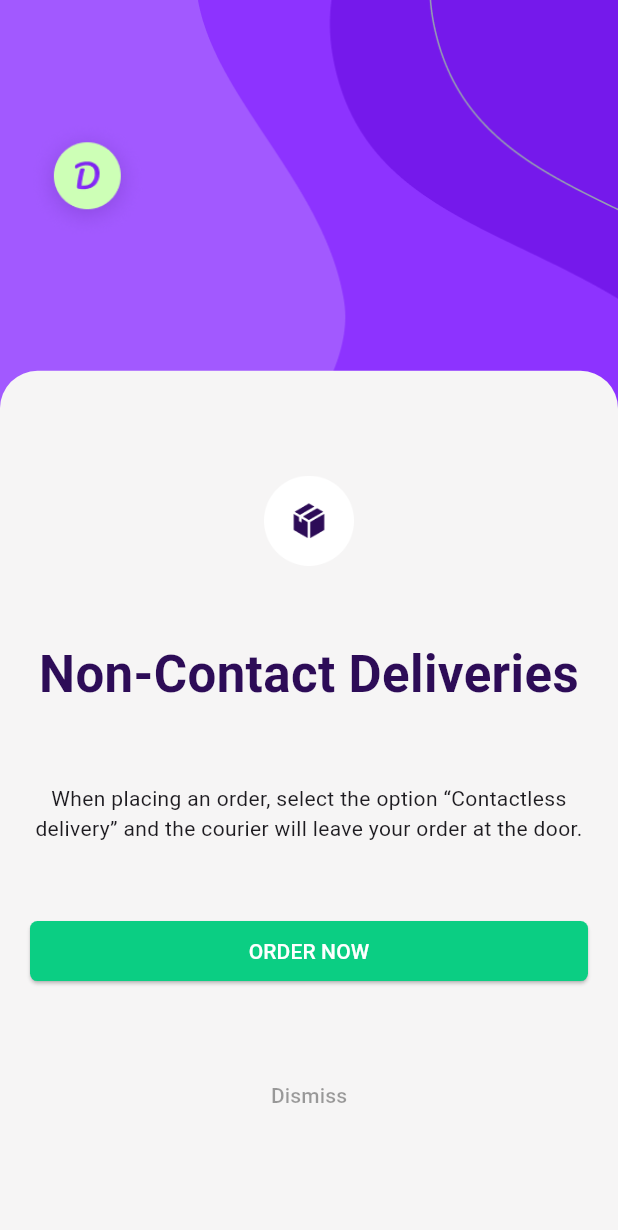
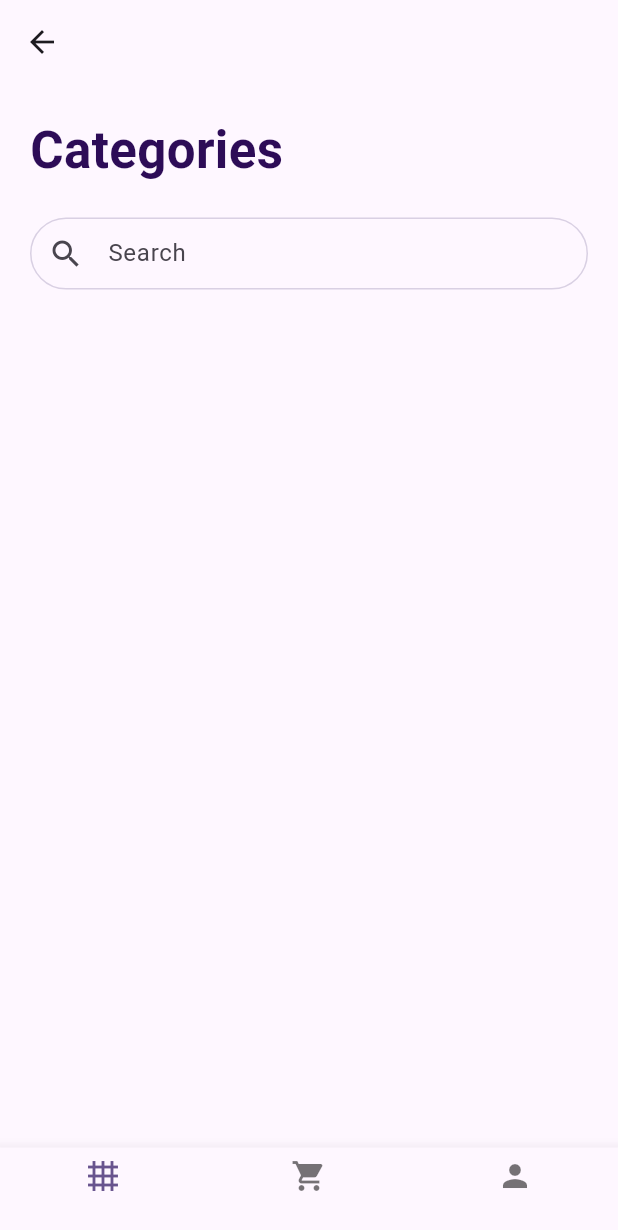
Before and after one commit to anniekiss/Shop_app, a Flutter app: the screen it shows after launch, after a tap on "ORDER NOW", on a phone screen of 412 x 824 dp. Shown: the top 1230 px of the screen. Run offline on Flutter 3.47's test engine with Material 3 defaults, Android fonts, the phone set to English and light mode, and no system bars.

Commit message:
started category screen

```diff
--- /dev/null
+++ b/lib/category.dart
@@ -0,0 +1,84 @@
+import 'package:flutter/material.dart';
+
+class CategoryScreen extends StatefulWidget {
+  const CategoryScreen({super.key});
+
+  @override
+  State<CategoryScreen> createState() => _CategoryScreenState();
+}
+
+class _CategoryScreenState extends State<CategoryScreen> {
+  int _selectedTab = 0;
+
+  _changeTab(index) {
+    setState(() {
+      _selectedTab = index;
+    });
+  }
+
+  final List _pages = [
+    SizedBox(
+      // height: MediaQuery.of(context).size.height,
+      child: Padding(
+        padding: const EdgeInsets.all(20.0),
+        child: Column(
+          crossAxisAlignment: CrossAxisAlignment.start,
+          children: [
+            Text(
+              'Categories',
+              style: TextStyle(
+                  color: Color(0xff2D0C57),
+                  fontSize: 34,
+                  fontWeight: FontWeight.bold),
+            ),
+            SizedBox(
+              height: 20,
+            ),
+            TextField(
+              decoration: InputDecoration(
+                contentPadding: EdgeInsets.all(0),
+                prefixIcon: Icon(Icons.search),
+                hintText: 'Search',
+                enabledBorder: OutlineInputBorder(
+                  borderRadius: BorderRadius.circular(45),
+                  borderSide: BorderSide(
+                    color: Color(0xfffD9D0E3),
+                  ),
+                ),
+                border: OutlineInputBorder(
+                  borderRadius: BorderRadius.circular(45),
+                  borderSide: BorderSide(
+                    color: Color(0xfffD9D0E3),
+                  ),
+                ),
+              ),
+            ),
+          ],
+        ),
+      ),
+    ),
+    Center(
+      child: Text('Shopping Cart'),
+    ),
+    Center(
+      child: Text('Profile'),
+    )
+  ];
+
+  @override
+  Widget build(BuildContext context) {
+    return Scaffold(
+      appBar: AppBar(),
+      body: _pages[_selectedTab],
+      bottomNavigationBar: BottomNavigationBar(
+        currentIndex: _selectedTab,
+        onTap: (value) => _changeTab(value),
+        items: [
+          BottomNavigationBarItem(icon: Icon(Icons.grid_4x4), label: ""),
+          BottomNavigationBarItem(icon: Icon(Icons.shopping_cart), label: ""),
+          BottomNavigationBarItem(icon: Icon(Icons.person), label: ""),
+        ],
+      ),
+    );
+  }
+}
--- /dev/null
+++ b/lib/common_widgets/main_button.dart
@@ -0,0 +1,30 @@
+import 'package:flutter/material.dart';
+
+class CustomElevatedButton extends StatefulWidget {
+  const CustomElevatedButton({super.key, required this.onPressed});
+
+  final Function() onPressed;
+
+  @override
+  State<CustomElevatedButton> createState() => _CustomElevatedButtonState();
+}
+
+class _CustomElevatedButtonState extends State<CustomElevatedButton> {
+  @override
+  Widget build(BuildContext context) {
+    return Container(
+      width: double.infinity,
+      child: ElevatedButton(
+        onPressed: widget.onPressed,
+        child: Text('ORDER NOW'),
+        style: ElevatedButton.styleFrom(
+          backgroundColor: Color(0xff0BCE83),
+          foregroundColor: Colors.white,
+          shape: RoundedRectangleBorder(
+            borderRadius: BorderRadius.circular(5.0),
+          ),
+        ),
+      ),
+    );
+  }
+}
--- a/lib/splashscreen.dart
+++ b/lib/splashscreen.dart
@@ -1,4 +1,7 @@
+import 'package:flutter/foundation.dart';
 import 'package:flutter/material.dart';
+import 'package:shop_app/category.dart';
+import 'package:shop_app/common_widgets/main_button.dart';
 import 'package:shop_app/main.dart';
 
 void main() {
@@ -64,49 +67,27 @@ class SplashScreen extends StatelessWidget {
                           'When placing an order, select the option “Contactless delivery” and the courier will leave your order at the door.',
                           textAlign: TextAlign.center,
                         ),
-                        Container(
-                          width: double.infinity,
-                          child: ElevatedButton(
+                        CustomElevatedButton(
+                          onPressed: () {
+                            Navigator.push(
+                                context,
+                                MaterialPageRoute(
+                                    builder: (context) => CategoryScreen()));
+                          },
+                        ),
+                        TextButton(
                             onPressed: () {},
-                            child: Text('ORDER NOW'),
-                            style: ElevatedButton.styleFrom(
-                              backgroundColor: Color(0xff0BCE83),
-                              foregroundColor: Colors.white,
-                              shape: RoundedRectangleBorder(
-                                borderRadius: BorderRadius.circular(5.0),
-                              ),
-                            ),
-                          ),
-                        ),
-                        TextButton(onPressed: () {}, child: Text('Dismiss', style: TextStyle(color: Colors.black38),))
+                            child: Text(
+                              'Dismiss',
+                              style: TextStyle(color: Colors.black38),
+                            ))
                       ],
                     ),
                   ),
                 ),
               ],
             ),
-          )
-          // Row(
-          //   crossAxisAlignment: CrossAxisAlignment.start,
-          //   mainAxisAlignment: MainAxisAlignment.end,
-          //   children: [
-          //     Positioned(
-          //       top: 50,
-          //       left: 10,
-          //       child: Image.asset(
-          //         "assets/images/logo.png",
-          //       ),
-          //     ),
-          //     Positioned(
-          //       top: 0,
-          //       right: 0,
-          //       height: 50,
-          //       width: 20,
-          //       child:  Image.asset("assets/images/bg.png", fit: BoxFit.fill,),
-          //     ),
-          //   ],
-          // ),
-          ),
+          )),
     );
   }
 }
```
Also changed, not shown: lib/tettet.dart (added).
